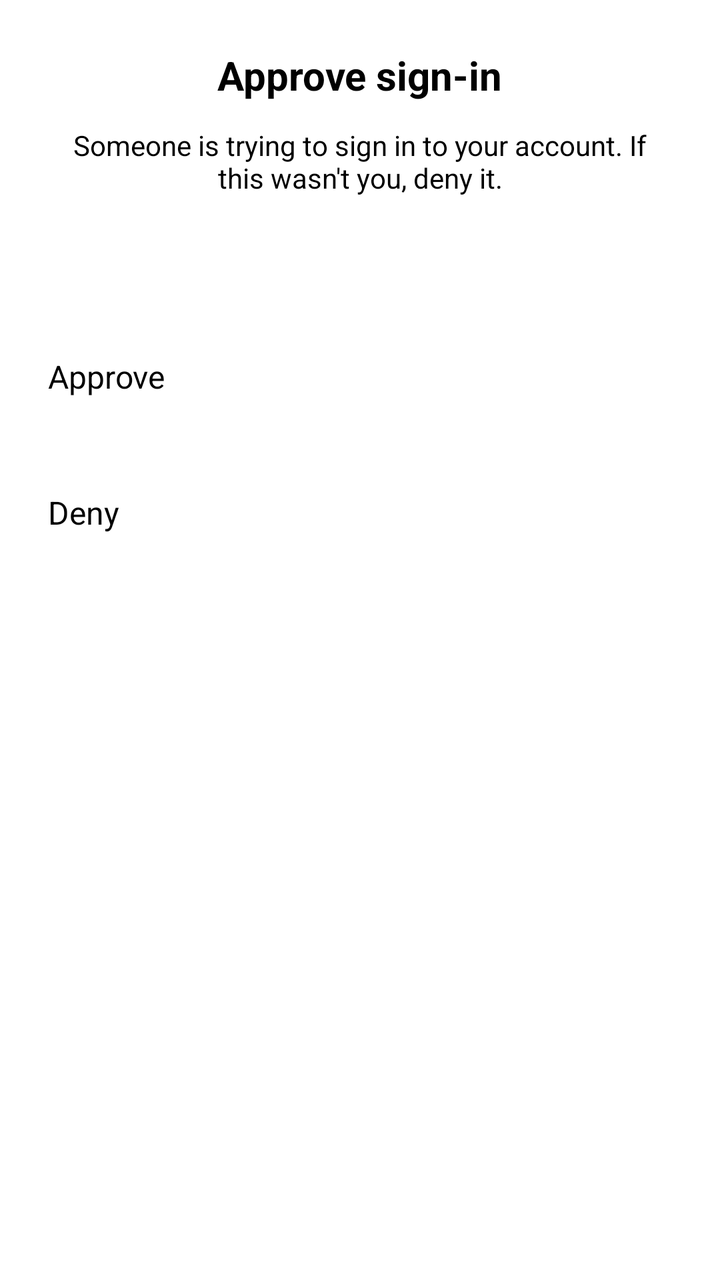
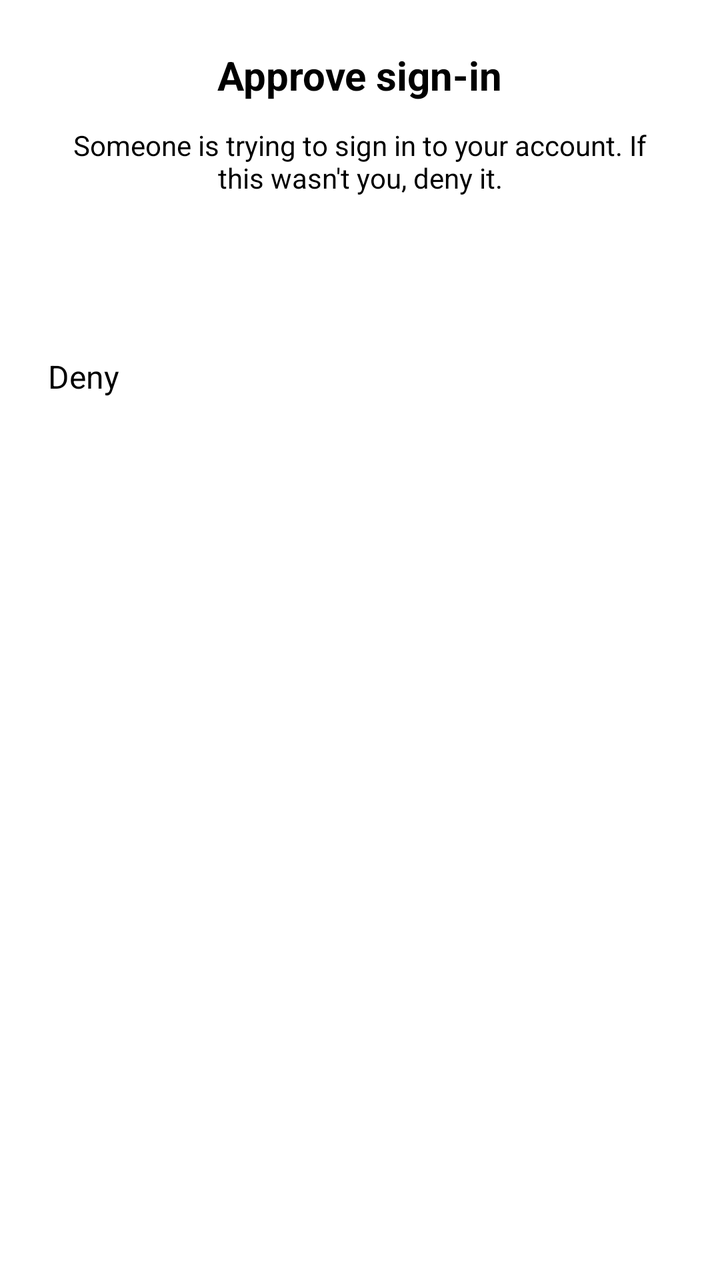

Before-and-after screenshots of an Android layout around one commit, followed by the original layout XML and the change that was made.
<!-- AndroidManifest.xml: application theme Theme.KyPost -->
<!-- res/layout/activity_mfa_approval.xml -->
<?xml version="1.0" encoding="utf-8"?>
<ScrollView xmlns:android="http://schemas.android.com/apk/res/android"
    android:layout_width="match_parent"
    android:layout_height="match_parent">

    <LinearLayout
        android:id="@+id/mfaApprovalRoot"
        android:layout_width="match_parent"
        android:layout_height="wrap_content"
        android:orientation="vertical"
        android:padding="24dp"
        android:gravity="center_horizontal">

        <TextView
            android:id="@+id/mfaApprovalTitle"
            android:layout_width="wrap_content"
            android:layout_height="wrap_content"
            android:text="@string/mfa_approval_title"
            android:textSize="20sp"
            android:textStyle="bold"
            android:layout_marginBottom="12dp" />

        <TextView
            android:id="@+id/mfaApprovalBody"
            android:layout_width="wrap_content"
            android:layout_height="wrap_content"
            android:text="@string/mfa_approval_body"
            android:textSize="14sp"
            android:gravity="center"
            android:layout_marginBottom="16dp" />

        
        <TextView
            android:id="@+id/mfaApprovalContext"
            android:layout_width="match_parent"
            android:layout_height="wrap_content"
            android:textSize="14sp"
            android:lineSpacingExtra="4dp"
            android:padding="12dp"
            android:layout_marginBottom="20dp" />

        
        <LinearLayout
            android:id="@+id/mfaMatchGroup"
            android:layout_width="match_parent"
            android:layout_height="wrap_content"
            android:orientation="vertical"
            android:visibility="gone">

            <TextView
                android:id="@+id/mfaMatchPrompt"
                android:layout_width="match_parent"
                android:layout_height="wrap_content"
                android:text="@string/mfa_match_prompt"
                android:textSize="14sp"
                android:gravity="center"
                android:layout_marginBottom="12dp" />

            <LinearLayout
                android:id="@+id/mfaMatchChoices"
                android:layout_width="match_parent"
                android:layout_height="wrap_content"
                android:orientation="horizontal"
                android:layout_marginBottom="16dp" />
        </LinearLayout>

        <Button
            android:id="@+id/btnMfaApprove"
            android:layout_width="match_parent"
            android:layout_height="56dp"
            android:layout_marginBottom="12dp"
            android:text="@string/mfa_approval_approve"
            android:textSize="16sp" />

        <Button
            android:id="@+id/btnMfaDeny"
            android:layout_width="match_parent"
            android:layout_height="56dp"
            android:text="@string/mfa_approval_deny"
            android:textSize="16sp" />

    </LinearLayout>
</ScrollView>
<!-- resources referenced by this layout -->
<resources>
  <string name="mfa_approval_approve">Approve</string>
  <string name="mfa_approval_body">Someone is trying to sign in to your account. If this wasn\'t you, deny it.</string>
  <string name="mfa_approval_deny">Deny</string>
  <string name="mfa_approval_title">Approve sign-in</string>
  <string name="mfa_match_prompt">Tap the number shown on the screen you\'re signing in from.</string>
</resources>

<!-- the commit's change to res/layout/activity_mfa_approval.xml (unified diff, before → after) -->
@@ -64,13 +64,15 @@
                 android:layout_marginBottom="16dp" />
         </LinearLayout>
 
-        <Button
-            android:id="@+id/btnMfaApprove"
+        <TextView
+            android:id="@+id/mfaMatchUnavailable"
             android:layout_width="match_parent"
-            android:layout_height="56dp"
-            android:layout_marginBottom="12dp"
-            android:text="@string/mfa_approval_approve"
-            android:textSize="16sp" />
+            android:layout_height="wrap_content"
+            android:text="@string/mfa_match_unavailable"
+            android:textSize="14sp"
+            android:padding="12dp"
+            android:layout_marginBottom="16dp"
+            android:visibility="gone" />
 
         <Button
             android:id="@+id/btnMfaDeny"
<!-- resource entries referenced after the edit -->
@@ -1,9 +1,9 @@
 <!-- resources referenced by this layout -->
 <resources>
-  <string name="mfa_approval_approve">Approve</string>
   <string name="mfa_approval_body">Someone is trying to sign in to your account. If this wasn\'t you, deny it.</string>
   <string name="mfa_approval_deny">Deny</string>
   <string name="mfa_approval_title">Approve sign-in</string>
   <string name="mfa_match_prompt">Tap the number shown on the screen you\'re signing in from.</string>
+  <string name="mfa_match_unavailable">This sign-in request has no number to match, so it can only be denied. Start the sign-in again.</string>
 </resources>
 
